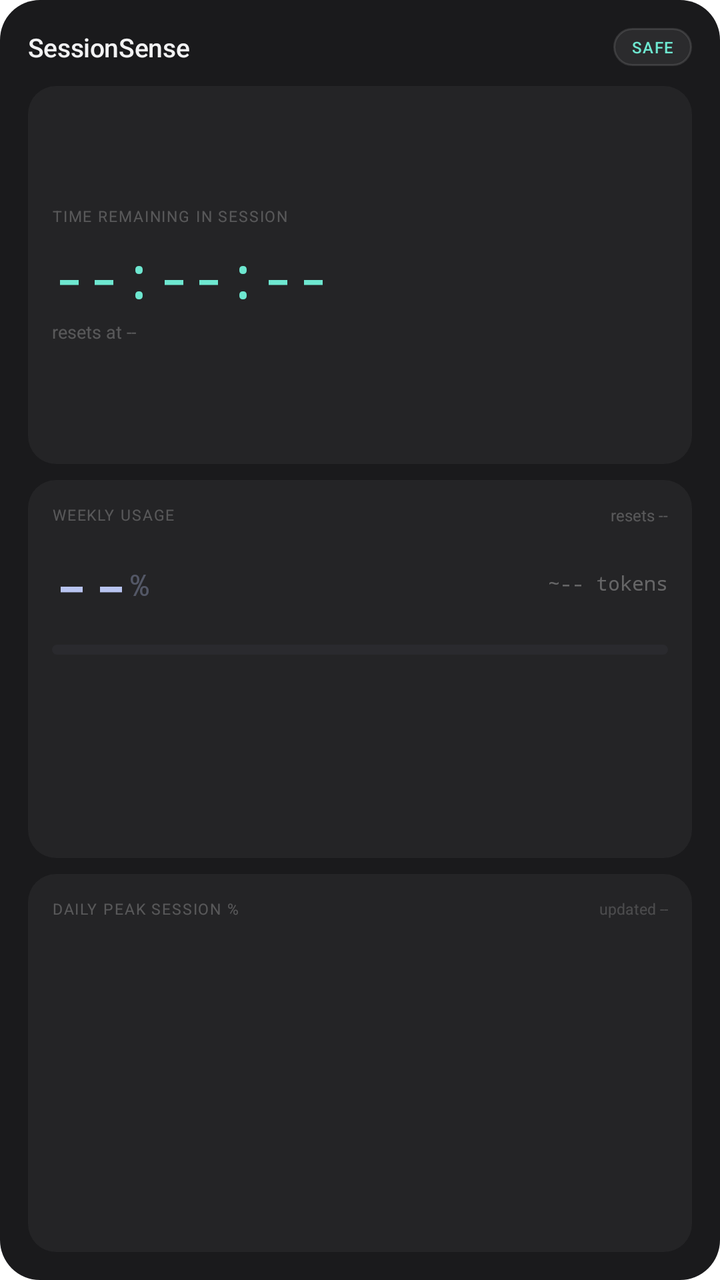
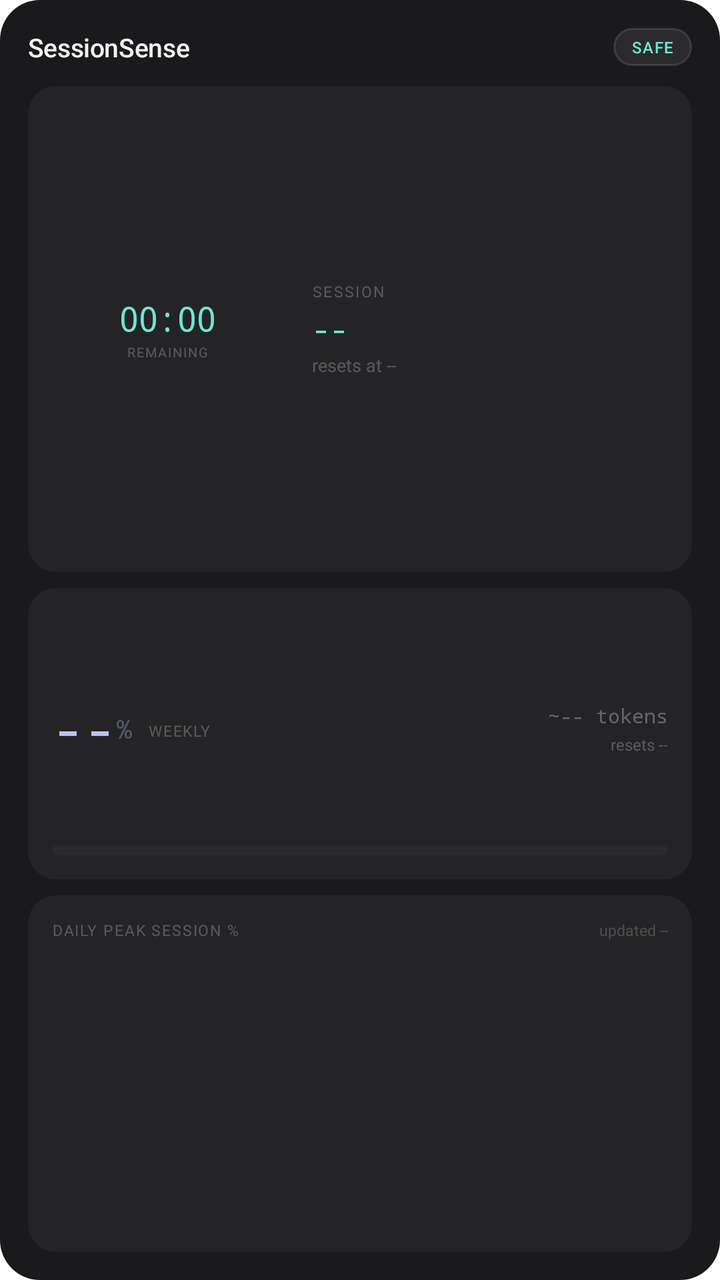

Before-and-after screenshots of an Android layout around one commit, followed by the original layout XML and the change that was made.
<!-- AndroidManifest.xml: fallback theme Theme.MaterialComponents.DayNight.NoActionBar -->
<!-- res/layout/widget_large.xml -->
<?xml version="1.0" encoding="utf-8"?>
<LinearLayout xmlns:android="http://schemas.android.com/apk/res/android"
    android:layout_width="match_parent"
    android:layout_height="match_parent"
    android:orientation="vertical"
    android:background="@drawable/widget_bg"
    android:padding="14dp">

    
    <LinearLayout
        android:layout_width="match_parent"
        android:layout_height="wrap_content"
        android:orientation="horizontal"
        android:gravity="center_vertical"
        android:layout_marginBottom="10dp">

        <TextView
            android:layout_width="0dp"
            android:layout_height="wrap_content"
            android:layout_weight="1"
            android:text="SessionSense"
            android:textColor="#F2F2F3"
            android:textSize="13sp"
            android:fontFamily="sans-serif-medium"
            android:letterSpacing="-0.01" />

        <TextView
            android:id="@+id/widget_status_pill"
            android:layout_width="wrap_content"
            android:layout_height="wrap_content"
            android:text="SAFE"
            android:textColor="#6EE7D0"
            android:textSize="8sp"
            android:fontFamily="sans-serif-medium"
            android:letterSpacing="0.06"
            android:paddingStart="9dp"
            android:paddingEnd="9dp"
            android:paddingTop="4dp"
            android:paddingBottom="4dp"
            android:background="@drawable/widget_pill_neutral" />

    </LinearLayout>

    
    <LinearLayout
        android:layout_width="match_parent"
        android:layout_height="0dp"
        android:layout_weight="1"
        android:orientation="vertical"
        android:background="@drawable/widget_section"
        android:padding="12dp"
        android:gravity="center_vertical"
        android:layout_marginBottom="8dp">

        <TextView
            android:layout_width="match_parent"
            android:layout_height="wrap_content"
            android:text="TIME REMAINING IN SESSION"
            android:textColor="#40F2F2F3"
            android:textSize="7.5sp"
            android:letterSpacing="0.08"
            android:layout_marginBottom="4dp" />

        
        <TextView
            android:id="@+id/widget_session_remaining"
            android:layout_width="wrap_content"
            android:layout_height="wrap_content"
            android:text="--:--:--"
            android:textColor="#6EE7D0"
            android:textSize="30sp"
            android:fontFamily="monospace"
            android:letterSpacing="-0.02" />

        <TextView
            android:id="@+id/widget_session_reset"
            android:layout_width="wrap_content"
            android:layout_height="wrap_content"
            android:text="resets at --"
            android:textColor="#40F2F2F3"
            android:textSize="9sp"
            android:layout_marginTop="2dp" />

    </LinearLayout>

    
    <LinearLayout
        android:layout_width="match_parent"
        android:layout_height="0dp"
        android:layout_weight="1"
        android:orientation="vertical"
        android:background="@drawable/widget_section"
        android:padding="12dp"
        android:layout_marginBottom="8dp">

        <LinearLayout
            android:layout_width="match_parent"
            android:layout_height="wrap_content"
            android:orientation="horizontal"
            android:gravity="center_vertical"
            android:layout_marginBottom="6dp">

            <TextView
                android:layout_width="0dp"
                android:layout_height="wrap_content"
                android:layout_weight="1"
                android:text="WEEKLY USAGE"
                android:textColor="#40F2F2F3"
                android:textSize="7.5sp"
                android:letterSpacing="0.08" />

            <TextView
                android:id="@+id/widget_weekly_reset"
                android:layout_width="wrap_content"
                android:layout_height="wrap_content"
                android:text="resets --"
                android:textColor="#40F2F2F3"
                android:textSize="8sp" />

        </LinearLayout>

        <LinearLayout
            android:layout_width="match_parent"
            android:layout_height="wrap_content"
            android:orientation="horizontal"
            android:gravity="center_vertical">

            <LinearLayout
                android:layout_width="wrap_content"
                android:layout_height="wrap_content"
                android:orientation="horizontal"
                android:gravity="bottom">

                <TextView
                    android:id="@+id/widget_weekly_pct"
                    android:layout_width="wrap_content"
                    android:layout_height="wrap_content"
                    android:text="--"
                    android:textColor="#B8C4F0"
                    android:textSize="34sp"
                    android:fontFamily="monospace"
                    android:letterSpacing="-0.02" />

                <TextView
                    android:layout_width="wrap_content"
                    android:layout_height="wrap_content"
                    android:text="%"
                    android:textColor="#52B8C4F0"
                    android:textSize="15sp"
                    android:fontFamily="monospace"
                    android:layout_marginBottom="6dp" />

            </LinearLayout>

            <View android:layout_width="0dp" android:layout_height="1dp" android:layout_weight="1" />

            <TextView
                android:id="@+id/widget_est_tokens"
                android:layout_width="wrap_content"
                android:layout_height="wrap_content"
                android:text="~-- tokens"
                android:textColor="#52F2F2F3"
                android:textSize="10sp"
                android:fontFamily="monospace" />

        </LinearLayout>

        <ProgressBar
            android:id="@+id/widget_weekly_bar"
            style="?android:attr/progressBarStyleHorizontal"
            android:layout_width="match_parent"
            android:layout_height="5dp"
            android:layout_marginTop="8dp"
            android:progress="0"
            android:max="100"
            android:progressDrawable="@drawable/widget_progress_blue" />

    </LinearLayout>

    
    <LinearLayout
        android:layout_width="match_parent"
        android:layout_height="0dp"
        android:layout_weight="1"
        android:orientation="vertical"
        android:background="@drawable/widget_section"
        android:padding="12dp">

        <LinearLayout
            android:layout_width="match_parent"
            android:layout_height="wrap_content"
            android:orientation="horizontal"
            android:gravity="center_vertical"
            android:layout_marginBottom="6dp">

            <TextView
                android:layout_width="0dp"
                android:layout_height="wrap_content"
                android:layout_weight="1"
                android:text="DAILY PEAK SESSION %"
                android:textColor="#40F2F2F3"
                android:textSize="7.5sp"
                android:letterSpacing="0.08" />

            <TextView
                android:id="@+id/widget_updated"
                android:layout_width="wrap_content"
                android:layout_height="wrap_content"
                android:text="updated --"
                android:textColor="#30F2F2F3"
                android:textSize="7.5sp" />

        </LinearLayout>

        
        <ImageView
            android:id="@+id/widget_bar_chart"
            android:layout_width="match_parent"
            android:layout_height="0dp"
            android:layout_weight="1"
            android:scaleType="fitXY" />

    </LinearLayout>

</LinearLayout>
<!-- resources referenced by this layout -->
<resources>
  <!-- drawable widget_bg (drawable) -->
  <?xml version="1.0" encoding="utf-8"?>
  <shape xmlns:android="http://schemas.android.com/apk/res/android"
      android:shape="rectangle">
      <solid android:color="#1A1A1C"/>
      <corners android:radius="20dp"/>
  </shape>
  <!-- drawable widget_pill_neutral (drawable) -->
  <?xml version="1.0" encoding="utf-8"?>
  <shape xmlns:android="http://schemas.android.com/apk/res/android"
      android:shape="rectangle">
      <solid android:color="#14F2F2F3"/>
      <stroke android:width="1dp" android:color="#1FF2F2F3"/>
      <corners android:radius="20dp"/>
  </shape>
  <!-- drawable widget_progress_blue (drawable) -->
  <?xml version="1.0" encoding="utf-8"?>
  <layer-list xmlns:android="http://schemas.android.com/apk/res/android">
      <item android:id="@android:id/background">
          <shape android:shape="rectangle">
              <solid android:color="#2A2A2E"/>
              <corners android:radius="4dp"/>
          </shape>
      </item>
      <item android:id="@android:id/progress">
          <clip android:clipOrientation="horizontal" android:gravity="start">
              <shape android:shape="rectangle">
                  <solid android:color="#B8C4F0"/>
                  <corners android:radius="4dp"/>
              </shape>
          </clip>
      </item>
  </layer-list>
  <!-- drawable widget_section (drawable) -->
  <?xml version="1.0" encoding="utf-8"?>
  <shape xmlns:android="http://schemas.android.com/apk/res/android"
      android:shape="rectangle">
      <solid android:color="#242426"/>
      <corners android:radius="14dp"/>
  </shape>
</resources>

<!-- the commit's change to res/layout/widget_large.xml (unified diff, before → after) -->
@@ -45,41 +45,90 @@
     <LinearLayout
         android:layout_width="match_parent"
         android:layout_height="0dp"
-        android:layout_weight="1"
-        android:orientation="vertical"
+        android:layout_weight="3"
+        android:orientation="horizontal"
         android:background="@drawable/widget_section"
-        android:padding="12dp"
+        android:padding="14dp"
         android:gravity="center_vertical"
         android:layout_marginBottom="8dp">
 
-        <TextView
-            android:layout_width="match_parent"
-            android:layout_height="wrap_content"
-            android:text="TIME REMAINING IN SESSION"
-            android:textColor="#40F2F2F3"
-            android:textSize="7.5sp"
-            android:letterSpacing="0.08"
-            android:layout_marginBottom="4dp" />
-
-        
-        <TextView
-            android:id="@+id/widget_session_remaining"
-            android:layout_width="wrap_content"
-            android:layout_height="wrap_content"
-            android:text="--:--:--"
-            android:textColor="#6EE7D0"
-            android:textSize="30sp"
-            android:fontFamily="monospace"
-            android:letterSpacing="-0.02" />
-
-        <TextView
-            android:id="@+id/widget_session_reset"
-            android:layout_width="wrap_content"
-            android:layout_height="wrap_content"
-            android:text="resets at --"
-            android:textColor="#40F2F2F3"
-            android:textSize="9sp"
-            android:layout_marginTop="2dp" />
+        <FrameLayout
+            android:layout_width="112dp"
+            android:layout_height="112dp">
+
+            <ImageView
+                android:id="@+id/widget_session_ring"
+                android:layout_width="112dp"
+                android:layout_height="112dp" />
+
+            <LinearLayout
+                android:layout_width="112dp"
+                android:layout_height="112dp"
+                android:orientation="vertical"
+                android:gravity="center">
+
+                <Chronometer
+                    android:id="@+id/widget_session_remaining"
+                    android:layout_width="wrap_content"
+                    android:layout_height="wrap_content"
+                    android:text="--:--:--"
+                    android:textColor="#6EE7D0"
+                    android:textSize="17sp"
+                    android:fontFamily="monospace"
+                    android:letterSpacing="-0.04" />
+
+                <TextView
+                    android:layout_width="wrap_content"
+                    android:layout_height="wrap_content"
+                    android:text="REMAINING"
+                    android:textColor="#40F2F2F3"
+                    android:textSize="6.5sp"
+                    android:letterSpacing="0.1"
+                    android:layout_marginTop="1dp" />
+
+            </LinearLayout>
+
+        </FrameLayout>
+
+        <LinearLayout
+            android:layout_width="0dp"
+            android:layout_height="wrap_content"
+            android:layout_weight="1"
+            android:orientation="vertical"
+            android:layout_marginStart="16dp">
+
+            <TextView
+                android:layout_width="match_parent"
+                android:layout_height="wrap_content"
+                android:text="SESSION"
+                android:textColor="#40F2F2F3"
+                android:textSize="7.5sp"
+                android:letterSpacing="0.10" />
+
+            <TextView
+                android:id="@+id/widget_session_pct"
+                android:layout_width="match_parent"
+                android:layout_height="wrap_content"
+                android:text="--"
+                android:textColor="#6EE7D0"
+                android:textSize="15sp"
+                android:fontFamily="monospace"
+                android:singleLine="true"
+                android:ellipsize="end"
+                android:layout_marginTop="3dp" />
+
+            <TextView
+                android:id="@+id/widget_session_reset"
+                android:layout_width="match_parent"
+                android:layout_height="wrap_content"
+                android:text="resets at --"
+                android:textColor="#40F2F2F3"
+                android:textSize="9sp"
+                android:singleLine="true"
+                android:ellipsize="end"
+                android:layout_marginTop="2dp" />
+
+        </LinearLayout>
 
     </LinearLayout>
 
@@ -87,7 +136,7 @@
     <LinearLayout
         android:layout_width="match_parent"
         android:layout_height="0dp"
-        android:layout_weight="1"
+        android:layout_weight="1.8"
         android:orientation="vertical"
         android:background="@drawable/widget_section"
         android:padding="12dp"
@@ -95,33 +144,8 @@
 
         <LinearLayout
             android:layout_width="match_parent"
-            android:layout_height="wrap_content"
-            android:orientation="horizontal"
-            android:gravity="center_vertical"
-            android:layout_marginBottom="6dp">
-
-            <TextView
-                android:layout_width="0dp"
-                android:layout_height="wrap_content"
-                android:layout_weight="1"
-                android:text="WEEKLY USAGE"
-                android:textColor="#40F2F2F3"
-                android:textSize="7.5sp"
-                android:letterSpacing="0.08" />
-
-            <TextView
-                android:id="@+id/widget_weekly_reset"
-                android:layout_width="wrap_content"
-                android:layout_height="wrap_content"
-                android:text="resets --"
-                android:textColor="#40F2F2F3"
-                android:textSize="8sp" />
-
-        </LinearLayout>
-
-        <LinearLayout
-            android:layout_width="match_parent"
-            android:layout_height="wrap_content"
+            android:layout_height="0dp"
+            android:layout_weight="1"
             android:orientation="horizontal"
             android:gravity="center_vertical">
 
@@ -137,7 +161,7 @@
                     android:layout_height="wrap_content"
                     android:text="--"
                     android:textColor="#B8C4F0"
-                    android:textSize="34sp"
+                    android:textSize="28sp"
                     android:fontFamily="monospace"
                     android:letterSpacing="-0.02" />
 
@@ -146,22 +170,53 @@
                     android:layout_height="wrap_content"
                     android:text="%"
                     android:textColor="#52B8C4F0"
-                    android:textSize="15sp"
+                    android:textSize="13sp"
                     android:fontFamily="monospace"
+                    android:layout_marginBottom="5dp" />
+
+                <TextView
+                    android:layout_width="wrap_content"
+                    android:layout_height="wrap_content"
+                    android:text="WEEKLY"
+                    android:textColor="#40F2F2F3"
+                    android:textSize="7.5sp"
+                    android:letterSpacing="0.08"
+                    android:layout_marginStart="8dp"
                     android:layout_marginBottom="6dp" />
 
             </LinearLayout>
 
-            <View android:layout_width="0dp" android:layout_height="1dp" android:layout_weight="1" />
-
-            <TextView
-                android:id="@+id/widget_est_tokens"
+            
+            <TextView
+                android:layout_width="0dp"
+                android:layout_height="1dp"
+                android:layout_weight="1" />
+
+            <LinearLayout
                 android:layout_width="wrap_content"
                 android:layout_height="wrap_content"
-                android:text="~-- tokens"
-                android:textColor="#52F2F2F3"
-                android:textSize="10sp"
-                android:fontFamily="monospace" />
+                android:orientation="vertical"
+                android:gravity="end">
+
+                <TextView
+                    android:id="@+id/widget_est_tokens"
+                    android:layout_width="wrap_content"
+                    android:layout_height="wrap_content"
+                    android:text="~-- tokens"
+                    android:textColor="#52F2F2F3"
+                    android:textSize="10sp"
+                    android:fontFamily="monospace" />
+
+                <TextView
+                    android:id="@+id/widget_weekly_reset"
+                    android:layout_width="wrap_content"
+                    android:layout_height="wrap_content"
+                    android:text="resets --"
+                    android:textColor="#40F2F2F3"
+                    android:textSize="8sp"
+                    android:layout_marginTop="2dp" />
+
+            </LinearLayout>
 
         </LinearLayout>
 
@@ -170,7 +225,6 @@
             style="?android:attr/progressBarStyleHorizontal"
             android:layout_width="match_parent"
             android:layout_height="5dp"
-            android:layout_marginTop="8dp"
             android:progress="0"
             android:max="100"
             android:progressDrawable="@drawable/widget_progress_blue" />
@@ -181,7 +235,7 @@
     <LinearLayout
         android:layout_width="match_parent"
         android:layout_height="0dp"
-        android:layout_weight="1"
+        android:layout_weight="2.2"
         android:orientation="vertical"
         android:background="@drawable/widget_section"
         android:padding="12dp">
